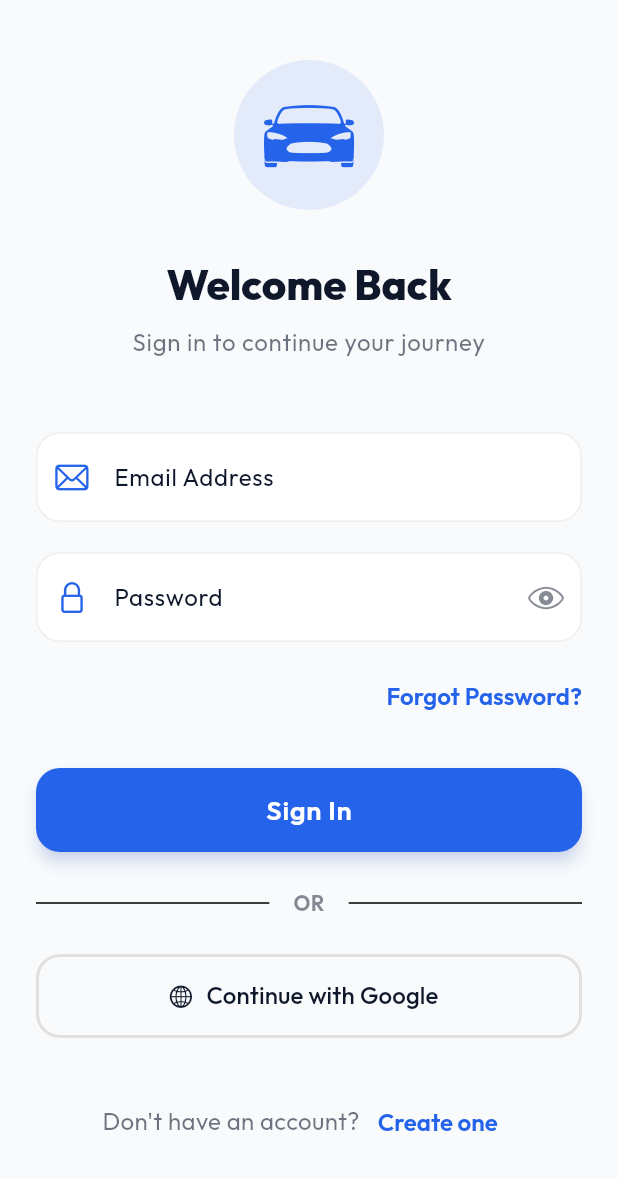
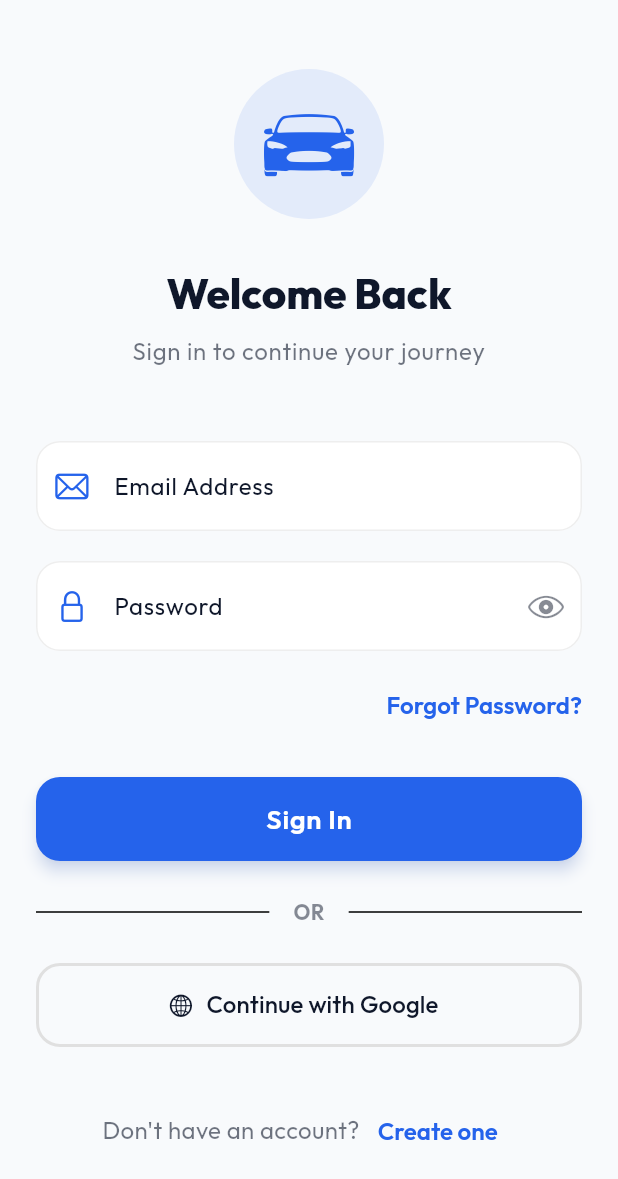
Before and after one commit to Vinod-Rajapaksha/QuickPark, a Flutter app: the LoginScreen screen opened by its route, on a phone screen of 412 x 824 dp. Shown: the top 1179 px of the screen. Run offline on Flutter 3.47's test engine with Material 3 defaults, Android fonts, the phone set to English and light mode, and no system bars; our stand-ins replace dio, flutter_dotenv, flutter_riverpod, flutter_secure_storage, go_router, google_fonts and 6 more; missing offline and left inert: gal, mobile_scanner; accounts and stored records are empty.

Commit message:
feat(auth): refactor login and register screens to use CustomScrollView for improved layout

```diff
--- a/mobile_app/lib/features/auth/presentation/screens/login_screen.dart
+++ b/mobile_app/lib/features/auth/presentation/screens/login_screen.dart
@@ -82,11 +82,21 @@ class _LoginScreenState extends ConsumerState<LoginScreen> {
 
     return Scaffold(
       body: SafeArea(
-        child: SingleChildScrollView(
-          padding: const EdgeInsets.symmetric(horizontal: 24.0, vertical: 40.0),
+        child: CustomScrollView(
+          physics: const BouncingScrollPhysics(),
+          slivers: [
+            SliverFillRemaining(
+              hasScrollBody: false,
+              child: Padding(
+                padding: const EdgeInsets.symmetric(
+                  horizontal: 24.0,
+                  vertical: 40.0,
+                ),
+                child: Center(
                   child: Form(
                     key: _formKey,
                     child: Column(
+                      mainAxisAlignment: MainAxisAlignment.center,
                       crossAxisAlignment: CrossAxisAlignment.stretch,
                       children: [
                         Center(
@@ -116,7 +126,9 @@ class _LoginScreenState extends ConsumerState<LoginScreen> {
                         Text(
                           "Sign in to continue your journey",
                           style: theme.textTheme.bodyLarge?.copyWith(
-                    color: theme.colorScheme.onSurface.withValues(alpha: 0.6),
+                            color: theme.colorScheme.onSurface.withValues(
+                              alpha: 0.6,
+                            ),
                           ),
                           textAlign: TextAlign.center,
                         ),
@@ -127,7 +139,10 @@ class _LoginScreenState extends ConsumerState<LoginScreen> {
                           textInputAction: TextInputAction.next,
                           decoration: InputDecoration(
                             labelText: "Email Address",
-                    prefixIcon: Icon(CupertinoIcons.mail, color: primaryColor),
+                            prefixIcon: Icon(
+                              CupertinoIcons.mail,
+                              color: primaryColor,
+                            ),
                           ),
                           validator: (value) {
                             if (value == null || value.isEmpty) {
@@ -147,7 +162,10 @@ class _LoginScreenState extends ConsumerState<LoginScreen> {
                           onFieldSubmitted: (_) => _login(),
                           decoration: InputDecoration(
                             labelText: "Password",
-                    prefixIcon: Icon(CupertinoIcons.lock, color: primaryColor),
+                            prefixIcon: Icon(
+                              CupertinoIcons.lock,
+                              color: primaryColor,
+                            ),
                             suffixIcon: IconButton(
                               icon: Icon(
                                 _isPasswordVisible
@@ -181,7 +199,9 @@ class _LoginScreenState extends ConsumerState<LoginScreen> {
                                 isError: false,
                               );
                             },
-                    style: TextButton.styleFrom(padding: EdgeInsets.zero),
+                            style: TextButton.styleFrom(
+                              padding: EdgeInsets.zero,
+                            ),
                             child: const Text("Forgot Password?"),
                           ),
                         ),
@@ -199,14 +219,19 @@ class _LoginScreenState extends ConsumerState<LoginScreen> {
                                     strokeWidth: 3,
                                   ),
                                 )
-                      : const Text("Sign In", style: TextStyle(fontSize: 18)),
+                              : const Text(
+                                  "Sign In",
+                                  style: TextStyle(fontSize: 18),
+                                ),
                         ),
                         const SizedBox(height: 24),
                         Row(
                           children: [
                             const Expanded(child: Divider()),
                             Padding(
-                      padding: const EdgeInsets.symmetric(horizontal: 16),
+                              padding: const EdgeInsets.symmetric(
+                                horizontal: 16,
+                              ),
                               child: Text(
                                 "OR",
                                 style: TextStyle(
@@ -233,7 +258,10 @@ class _LoginScreenState extends ConsumerState<LoginScreen> {
                           style: OutlinedButton.styleFrom(
                             foregroundColor: theme.colorScheme.onSurface,
                             minimumSize: const Size(double.infinity, 56),
-                    side: BorderSide(color: Colors.grey.shade300, width: 2),
+                            side: BorderSide(
+                              color: Colors.grey.shade300,
+                              width: 2,
+                            ),
                             shape: RoundedRectangleBorder(
                               borderRadius: BorderRadius.circular(16),
                             ),
@@ -266,6 +294,10 @@ class _LoginScreenState extends ConsumerState<LoginScreen> {
                   ),
                 ),
               ),
+            ),
+          ],
+        ),
+      ),
     );
   }
 }
```
Also changed, not shown: mobile_app/lib/features/auth/presentation/screens/register_screen.dart (+50 -55 lines). Lines whose indentation alone changed are shown as unchanged.
